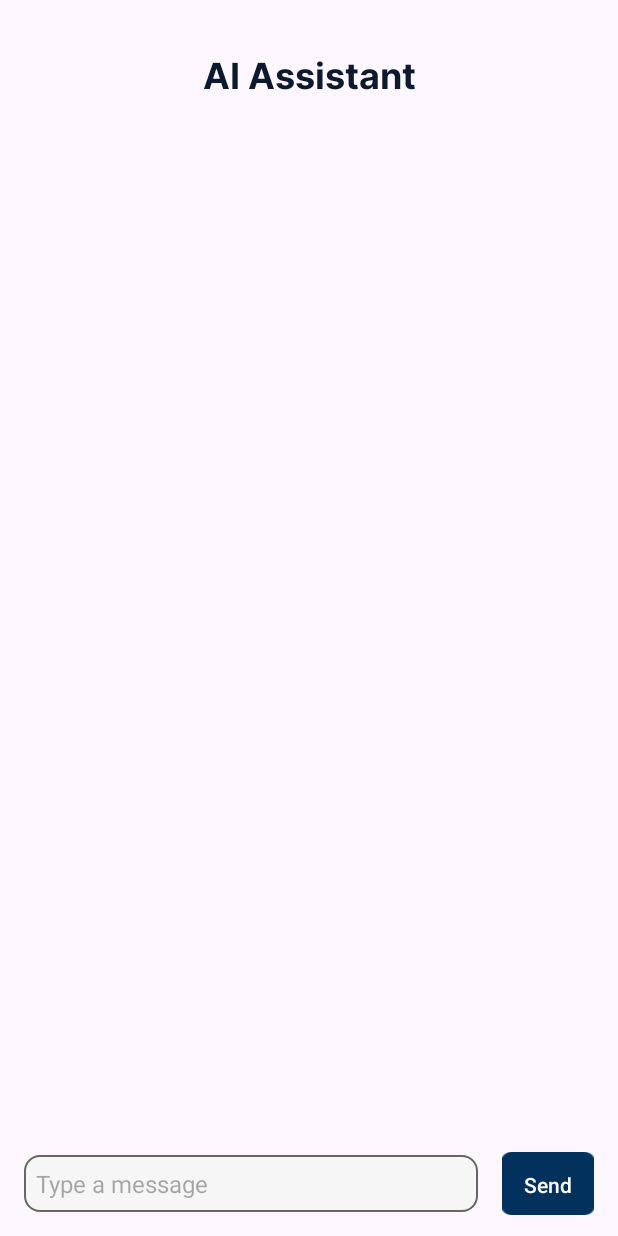
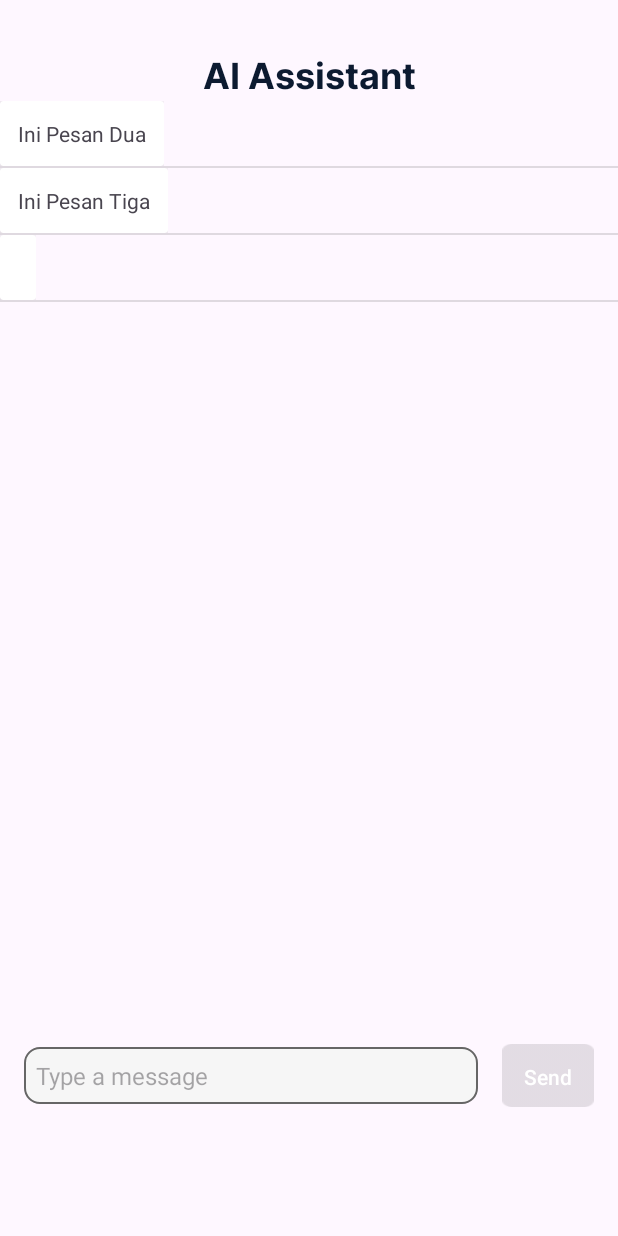
Before and after one commit to GymnastiarR/Mr.Gupazz, an Android app: the fragment AiAssistantFragment shown on its own in the app's theme, after a tap on "Send", on a phone screen of 412 x 824 dp. Run offline under Robolectric (Android 15) with nearby library versions, the phone set to English and light mode, and no system bars; our stand-ins replace Volley; network calls fail; 1 statement that could not run was skipped.

Commit message:
ai assistant

```diff
--- a/app/src/main/java/com/example/mrgupazz/AiAssistantFragment.java
+++ b/app/src/main/java/com/example/mrgupazz/AiAssistantFragment.java
@@ -1,12 +1,18 @@
 package com.example.mrgupazz;
 
+import android.content.Intent;
 import android.os.Bundle;
 import android.os.Handler;
+import android.os.Message;
+import android.util.Log;
 import android.view.LayoutInflater;
 import android.view.View;
 import android.view.ViewGroup;
+import android.widget.ArrayAdapter;
 import android.widget.Button;
 import android.widget.EditText;
+import android.widget.ListView;
+import android.widget.Toast;
 
 import androidx.annotation.NonNull;
 import androidx.annotation.Nullable;
@@ -14,54 +20,124 @@ import androidx.fragment.app.Fragment;
 import androidx.recyclerview.widget.LinearLayoutManager;
 import androidx.recyclerview.widget.RecyclerView;
 
+import com.android.volley.AuthFailureError;
+import com.android.volley.Request;
+import com.android.volley.RequestQueue;
+import com.android.volley.Response;
+import com.android.volley.VolleyError;
+import com.android.volley.toolbox.JsonObjectRequest;
+import com.android.volley.toolbox.Volley;
 import com.example.mrgupazz.adapter.ChatAdapter;
 import com.example.mrgupazz.api.ai_assistant.ChatMessage;
 
+import org.json.JSONArray;
+import org.json.JSONException;
+import org.json.JSONObject;
+
+import java.lang.reflect.Array;
+import java.net.URL;
 import java.util.ArrayList;
+import java.util.HashMap;
 import java.util.List;
+import java.util.Map;
 
 public class AiAssistantFragment extends Fragment {
     private RecyclerView rvChat;
     private EditText etMessage;
     private Button btnSend;
     private ChatAdapter chatAdapter;
-    private List<ChatMessage> chatMessages;
+    private List<ChatMessage> chatMessages = new ArrayList<>();
+
+    private ListView listView;
 
     @Nullable
     @Override
     public View onCreateView(@NonNull LayoutInflater inflater, @Nullable ViewGroup container, @Nullable Bundle savedInstanceState) {
         View view = inflater.inflate(R.layout.fragment_ai_assistant, container, false);
 
-        rvChat = view.findViewById(R.id.rv_chat);
+        chatMessages.add(new ChatMessage("Ini Pesan Dua"));
+        chatMessages.add(new ChatMessage("Ini Pesan Tiga"));
+
+        listView = view.findViewById(R.id.chats);
+
+        chatAdapter = new ChatAdapter(getContext(), chatMessages);
+
+//        rvChat = view.findViewById(R.id.rv_chat);
         etMessage = view.findViewById(R.id.et_message);
         btnSend = view.findViewById(R.id.btn_send);
 
-        chatMessages = new ArrayList<>();
-        chatAdapter = new ChatAdapter(chatMessages);
-        rvChat.setLayoutManager(new LinearLayoutManager(getContext()));
-        rvChat.setAdapter(chatAdapter);
-
         btnSend.setOnClickListener(v -> sendMessage());
 
+        listView.setAdapter(chatAdapter);
         return view;
     }
 
-    private void sendMessage() {
-        String message = etMessage.getText().toString().trim();
-        if (!message.isEmpty()) {
-            chatMessages.add(new ChatMessage(message, true));
-            chatAdapter.notifyItemInserted(chatMessages.size() - 1);
-            rvChat.scrollToPosition(chatMessages.size() - 1);
-            etMessage.setText("");
-
-            // Simulate AI response (in a real app, you would call your API here)
-            new Handler().postDelayed(() -> receiveMessage("I did my homework when I was sick yesterday."), 1000);
-        }
+    private void updateView(){
+        chatAdapter = new ChatAdapter(getContext(), chatMessages);
+        listView.setAdapter(chatAdapter);
     }
 
-    private void receiveMessage(String message) {
-        chatMessages.add(new ChatMessage(message, false));
-        chatAdapter.notifyItemInserted(chatMessages.size() - 1);
-        rvChat.scrollToPosition(chatMessages.size() - 1);
+    private void sendMessage(){
+        String message = etMessage.getText().toString();
+        chatMessages.add(new ChatMessage(message));
+        etMessage.setText("");
+        updateView();
+        requestToGPT(message);
+    }
+
+    private void requestToGPT(String question) {
+        String url = "https://api.openai.com/v1/chat/completions";
+        RequestQueue queue = Volley.newRequestQueue(getContext());
+
+        btnSend.setEnabled(false);
+
+        JSONObject postData = new JSONObject();
+        JSONArray messages = new JSONArray();
+        JSONObject message = new JSONObject();
+//        postData.put("model", "");
+        try {
+            message.put("role", "user");
+            message.put("content", question);
+            messages.put(message);
+            postData.put("messages", messages);
+            postData.put("model", "gpt-3.5-turbo");
+            postData.put("temperature", 0.7);
+        } catch (JSONException e) {
+            e.printStackTrace();
+        }
+
+        JsonObjectRequest request = new JsonObjectRequest(Request.Method.POST, url, postData,
+                new Response.Listener<JSONObject>() {
+                    @Override
+                    public void onResponse(JSONObject response) {
+                        try {
+                            Log.d("test", String.valueOf(response));
+                            JSONArray choices = response.getJSONArray("choices");
+                            JSONObject choice = choices.getJSONObject(0);
+                            String content = choice.getJSONObject("message").getString("content");
+                            chatMessages.add(new ChatMessage(content));
+                            updateView();
+                        } catch (JSONException e) {
+                            Toast.makeText(getContext(), "Failed to parse response", Toast.LENGTH_SHORT).show();
+                        }
+                        btnSend.setEnabled(true);
+                    }
+                },
+                new Response.ErrorListener() {
+                    @Override
+                    public void onErrorResponse(VolleyError error) {
+                        // Handle login error
+                        Log.d("Test", error.getMessage());
+                        Toast.makeText(getContext(), error.getMessage(), Toast.LENGTH_LONG).show();
+                    }
+                }) {
+            @Override
+            public Map<String, String> getHeaders() throws AuthFailureError {
+                HashMap<String, String> headers = new HashMap<>();
+                headers.put("Authorization", "Bearer");
+                return headers;
+            }
+        };
+        queue.add(request);
     }
 }
--- a/app/src/main/java/com/example/mrgupazz/adapter/ChatAdapter.java
+++ b/app/src/main/java/com/example/mrgupazz/adapter/ChatAdapter.java
@@ -1,8 +1,10 @@
 package com.example.mrgupazz.adapter;
 
+import android.content.Context;
 import android.view.LayoutInflater;
 import android.view.View;
 import android.view.ViewGroup;
+import android.widget.ArrayAdapter;
 import android.widget.TextView;
 
 import androidx.annotation.NonNull;
@@ -13,47 +15,68 @@ import com.example.mrgupazz.api.ai_assistant.ChatMessage;
 
 import java.util.List;
 
-public class ChatAdapter extends RecyclerView.Adapter<ChatAdapter.ChatViewHolder> {
-    private List<ChatMessage> chatMessages;
-
-    public ChatAdapter(List<ChatMessage> chatMessages) {
-        this.chatMessages = chatMessages;
+public class ChatAdapter extends ArrayAdapter<ChatMessage> {
+    public ChatAdapter(@NonNull Context context, List<ChatMessage> resource) {
+        super(context, 0, resource);
     }
 
-    @NonNull
-    @Override
-    public ChatViewHolder onCreateViewHolder(@NonNull ViewGroup parent, int viewType) {
-        View view = LayoutInflater.from(parent.getContext())
-                .inflate(viewType == 0 ? R.layout.item_chat_sent : R.layout.item_chat_received, parent, false);
-        return new ChatViewHolder(view);
-    }
+    public View getView(int position, View convertView, ViewGroup parent){
+        ChatMessage item = getItem(position);
 
-    @Override
-    public void onBindViewHolder(@NonNull ChatViewHolder holder, int position) {
-        ChatMessage chatMessage = chatMessages.get(position);
-        holder.bind(chatMessage);
-    }
-
-    @Override
-    public int getItemCount() {
-        return chatMessages.size();
-    }
-
-    @Override
-    public int getItemViewType(int position) {
-        return chatMessages.get(position).isSentByUser() ? 0 : 1;
-    }
-
-    public static class ChatViewHolder extends RecyclerView.ViewHolder {
-        private TextView tvMessage;
-
-        public ChatViewHolder(@NonNull View itemView) {
-            super(itemView);
-            tvMessage = itemView.findViewById(R.id.tv_message);
+        // Check if an existing view is being reused, otherwise inflate the view
+        if (convertView == null) {
+            convertView = LayoutInflater.from(getContext()).inflate(R.layout.chat_item, parent, false);
         }
 
-        public void bind(ChatMessage chatMessage) {
-            tvMessage.setText(chatMessage.getMessage());
-        }
+        // Lookup view for data population
+        TextView textView = convertView.findViewById(R.id.chat_bubble);
+
+        // Populate the data into the template view using the data object
+        textView.setText(item.getMessage());
+
+        // Return the completed view to render on screen
+        return convertView;
     }
+//    private List<ChatMessage> chatMessages;
+//
+//    public ChatAdapter(List<ChatMessage> chatMessages) {
+//        this.chatMessages = chatMessages;
+//    }
+//
+//    @NonNull
+//    @Override
+//    public ChatViewHolder onCreateViewHolder(@NonNull ViewGroup parent, int viewType) {
+//        View view = LayoutInflater.from(parent.getContext())
+//                .inflate(viewType == 0 ? R.layout.item_chat_sent : R.layout.item_chat_received, parent, false);
+//        return new ChatViewHolder(view);
+//    }
+//
+//    @Override
+//    public void onBindViewHolder(@NonNull ChatViewHolder holder, int position) {
+//        ChatMessage chatMessage = chatMessages.get(position);
+//        holder.bind(chatMessage);
+//    }
+//
+//    @Override
+//    public int getItemCount() {
+//        return chatMessages.size();
+//    }
+//
+//    @Override
+//    public int getItemViewType(int position) {
+//        return chatMessages.get(position).isSentByUser() ? 0 : 1;
+//    }
+//
+//    public static class ChatViewHolder extends RecyclerView.ViewHolder {
+//        private TextView tvMessage;
+//
+//        public ChatViewHolder(@NonNull View itemView) {
+//            super(itemView);
+//            tvMessage = itemView.findViewById(R.id.tv_message);
+//        }
+//
+//        public void bind(ChatMessage chatMessage) {
+//            tvMessage.setText(chatMessage.getMessage());
+//        }
+//    }
 }
--- a/app/src/main/res/layout/activity_main.xml
+++ b/app/src/main/res/layout/activity_main.xml
@@ -12,7 +12,7 @@
         android:id="@+id/fragment_container_view"
         android:layout_width="match_parent"
         android:layout_height="match_parent"
-        android:name="com.example.mrgupazz.ExerciseFragment" />
+        android:name="com.example.mrgupazz.AiAssistantFragment" />
 
     <com.google.android.material.bottomnavigation.BottomNavigationView
         app:layout_constraintBottom_toBottomOf="parent"
--- /dev/null
+++ b/app/src/main/res/layout/chat_item.xml
@@ -0,0 +1,16 @@
+<?xml version="1.0" encoding="utf-8"?>
+<LinearLayout xmlns:android="http://schemas.android.com/apk/res/android"
+    android:layout_width="match_parent"
+    android:layout_height="match_parent">
+    <androidx.cardview.widget.CardView
+        android:layout_width="wrap_content"
+        android:layout_height="wrap_content"
+        >
+        <TextView
+            android:id="@+id/chat_bubble"
+            android:padding="12dp"
+            android:layout_width="wrap_content"
+            android:layout_height="wrap_content"
+            android:text="Halo"/>
+    </androidx.cardview.widget.CardView>
+</LinearLayout>
--- a/app/src/main/res/layout/fragment_ai_assistant.xml
+++ b/app/src/main/res/layout/fragment_ai_assistant.xml
@@ -1,4 +1,3 @@
-
 <ScrollView xmlns:android="http://schemas.android.com/apk/res/android"
     xmlns:app="http://schemas.android.com/apk/res-auto"
     xmlns:tools="http://schemas.android.com/tools"
@@ -6,9 +5,11 @@ android:layout_width="match_parent"
     android:layout_height="match_parent"
     android:fillViewport="true"
     tools:context=".ListeningActivity">
+
     <androidx.constraintlayout.widget.ConstraintLayout
         android:layout_width="match_parent"
-android:layout_height="match_parent">
+        android:layout_height="match_parent"
+        android:layout_marginBottom="72dp">
 
         <TextView
             android:id="@+id/tv_title"
@@ -22,17 +23,14 @@ android:layout_height="match_parent">
             android:textSize="24dp"
             app:layout_constraintTop_toTopOf="parent" />
 
-    <androidx.recyclerview.widget.RecyclerView
-        android:id="@+id/rv_chat"
-        android:layout_width="0dp"
-        android:layout_height="0dp"
-        android:layout_marginTop="16dp"
-        android:padding="8dp"
-        app:layout_constraintBottom_toTopOf="@+id/et_message"
-        app:layout_constraintEnd_toEndOf="parent"
-        app:layout_constraintHorizontal_bias="0.0"
-        app:layout_constraintStart_toStartOf="parent"
-        app:layout_constraintTop_toBottomOf="@+id/tv_title" />
+        <ListView
+            android:id="@+id/chats"
+            app:layout_constraintTop_toBottomOf="@id/tv_title"
+            app:layout_constraintLeft_toLeftOf="parent"
+            app:layout_constraintRight_toRightOf="parent"
+            app:layout_constraintBottom_toTopOf="@id/et_message"
+            android:layout_width="wrap_content"
+            android:layout_height="0dp" />
 
         <EditText
             android:id="@+id/et_message"
@@ -46,7 +44,6 @@ android:layout_height="match_parent">
             app:layout_constraintBottom_toBottomOf="parent"
             app:layout_constraintEnd_toStartOf="@+id/btn_send"
             app:layout_constraintStart_toStartOf="parent"
-        app:layout_constraintTop_toBottomOf="@+id/rv_chat"
             app:layout_constraintVertical_bias="1.0" />
 
         <Button
--- a/app/src/main/res/layout/item_chat_received.xml
+++ b/app/src/main/res/layout/item_chat_received.xml
@@ -1,4 +1,4 @@
-<LinearLayout xmlns:android="http://schemas.android.com/apk/res/android"
+ <LinearLayout xmlns:android="http://schemas.android.com/apk/res/android"
     android:layout_width="match_parent"
     android:layout_height="wrap_content"
     android:orientation="horizontal"
```
Also changed, not shown: app/src/main/java/com/example/mrgupazz/api/ai_assistant/ChatMessage.java (+1 -7 lines). Lines whose indentation alone changed are shown as unchanged.
